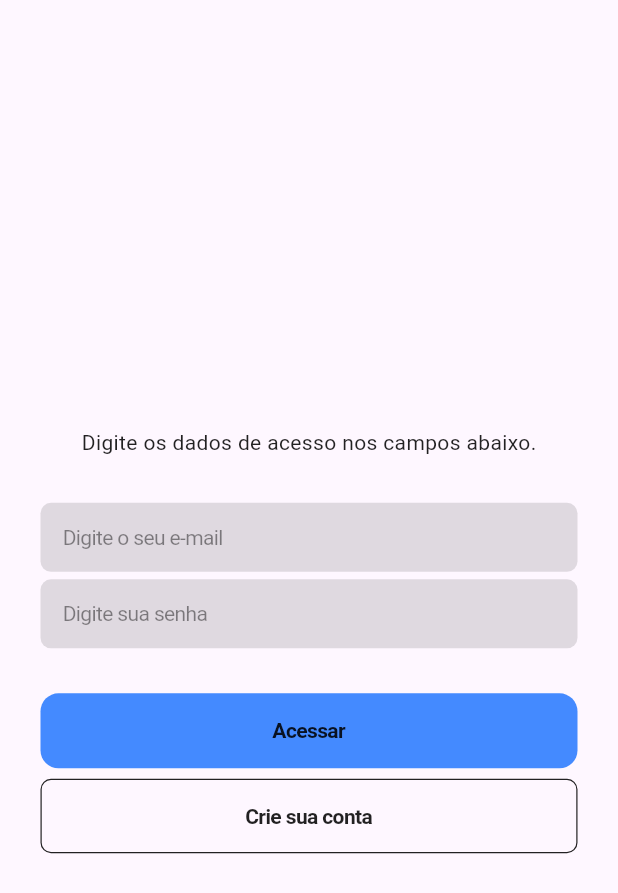
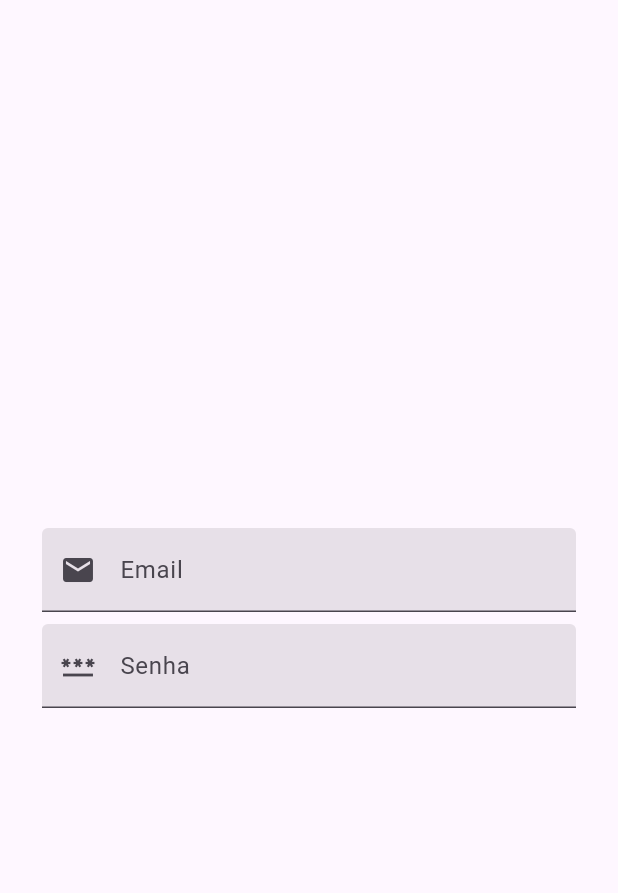
Before and after one commit to lucas-marchi/gadoapp, a Flutter app: the LoginPage screen opened directly, on a phone screen of 412 x 824 dp. Shown: the top 893 px of the screen. Run offline on Flutter 3.47's test engine with Material 3 defaults, Android fonts, the phone set to English and light mode, and no system bars; our stand-ins replace firebase_core, go_router; accounts and stored records are empty.

Commit message:
adicionado firebase, criação do dashboard

```diff
--- a/lib/main.dart
+++ b/lib/main.dart
@@ -1,24 +1,49 @@
+import 'package:firebase_core/firebase_core.dart';
 import 'package:flutter/material.dart';
+import 'package:gadoapp/pages/dashboard_page.dart';
+import 'package:go_router/go_router.dart';
+import 'firebase_options.dart';
 import 'package:gadoapp/pages/login_page.dart';
 
-void main() {
-  runApp(const MyApp());
+void main() async {
+  WidgetsFlutterBinding.ensureInitialized();
+  await Firebase.initializeApp(
+
+    options: DefaultFirebaseOptions.currentPlatform,
+
+  );
+  runApp(MyApp());
 }
 
 class MyApp extends StatelessWidget {
-  const MyApp({super.key});
+  MyApp({super.key});
 
   // This widget is the root of your application.
   @override
   Widget build(BuildContext context) {
-    return MaterialApp(
+    return MaterialApp.router(
       debugShowCheckedModeBanner: false,
-      title: 'Login Page',
+      title: 'gadoapp',
       theme: ThemeData(
         colorScheme: ColorScheme.fromSeed(seedColor: Colors.deepPurple),
         useMaterial3: true,
       ),
-      home: const LoginPage(),
+      routerConfig: _router,
     );
   }
+
+  final _router = GoRouter(
+    routes: [
+      GoRoute(
+        name: DashboardPage.routeName,
+        path: DashboardPage.routeName,
+        builder: (context, state) => const DashboardPage()
+      ),
+      GoRoute(
+        name: LoginPage.routeName,
+        path: LoginPage.routeName,
+        builder: (context, state) => const LoginPage()
+      )
+    ]
+  );
 }
--- /dev/null
+++ b/lib/pages/dashboard_page.dart
@@ -0,0 +1,20 @@
+import 'package:flutter/material.dart';
+
+class DashboardPage extends StatefulWidget {
+  static const String routeName = '/';
+  const DashboardPage({super.key});
+
+  @override
+  State<DashboardPage> createState() => _DashboardPageState();
+}
+
+class _DashboardPageState extends State<DashboardPage> {
+  @override
+  Widget build(BuildContext context) {
+    return Scaffold(
+      body: Center(
+        child: Text('Dashboard Page'),
+      ),
+    );
+  }
+}
--- a/lib/pages/login_page.dart
+++ b/lib/pages/login_page.dart
@@ -1,91 +1,73 @@
-import 'package:flutter/cupertino.dart';
 import 'package:flutter/material.dart';
 
-class LoginPage extends StatelessWidget {
+class LoginPage extends StatefulWidget {
+  static const String routeName = '/login';
   const LoginPage({super.key});
 
   @override
+  State<LoginPage> createState() => _LoginPageState();
+}
+
+class _LoginPageState extends State<LoginPage> {
+  final _formKey = GlobalKey<FormState>();
+  final _emailController = TextEditingController();
+  final _passwordController = TextEditingController();
+  String _errMsg = '';
+  @override
   Widget build(BuildContext context) {
     return Scaffold(
-      body: Container(
-        width: MediaQuery.of(context).size.width,
-        padding: const EdgeInsets.all(27),
-        decoration: const BoxDecoration(
-
-        ),
-        child: Column(
-          mainAxisAlignment: MainAxisAlignment.center,
-          children: [
-            const SizedBox(height: 30),
-            const Text(
-              "Digite os dados de acesso nos campos abaixo.",
-              style: TextStyle(
-                color: Colors.black87,
+      body: Center(
+        child: Form(
+          child: ListView(
+            padding: const EdgeInsets.all(24.0),
+            shrinkWrap: true,
+            children: [
+              Padding(
+                padding: const EdgeInsets.all(4.0),
+                child: TextFormField(
+                  keyboardType: TextInputType.emailAddress,
+                  controller: _emailController,
+                  decoration: const InputDecoration(
+                    filled: true,
+                    prefixIcon: Icon(Icons.email),
+                    labelText: 'Email',
+                  ),
+                  validator: (value) {
+                    if(value == null || value.isEmpty) {
+                      return 'Insida um email válido';
+                    }
+                    return null;
+                  },
+                ),
               ),
-            ),
-            const SizedBox(height: 30),
-            const CupertinoTextField(
-              cursorColor: Colors.black87,
-              padding: EdgeInsets.all(15),
-              placeholder: "Digite o seu e-mail",
-              placeholderStyle: TextStyle(color: Colors.black45, fontSize: 14),
-              style: TextStyle(color: Colors.black87, fontSize: 14),
-              decoration: BoxDecoration(
-                  color: Colors.black12,
-                  borderRadius: BorderRadius.all(
-                    Radius.circular(7),
-                  )),
-            ),
-            const SizedBox(height: 5),
-            const CupertinoTextField(
-              padding: EdgeInsets.all(15),
-              cursorColor: Colors.black87,
-              placeholder: "Digite sua senha",
-              obscureText: true,
-              placeholderStyle: TextStyle(color: Colors.black45, fontSize: 14),
-              style: TextStyle(color: Colors.black87, fontSize: 14),
-              decoration: BoxDecoration(
-                  color: Colors.black12,
-                  borderRadius: BorderRadius.all(
-                    Radius.circular(7),
-                  )),
-            ),
-            const SizedBox(height: 30),
-            SizedBox(
-              width: double.infinity,
-              child: CupertinoButton(
-                padding: const EdgeInsets.all(17),
-                color: Colors.blueAccent,
-                child: const Text(
-                  "Acessar",
-                  style: TextStyle(
-                      color: Colors.black87,
-                      fontSize: 14,
-                      fontWeight: FontWeight.w600),
+              Padding(
+                padding: const EdgeInsets.all(4.0),
+                child: TextFormField(
+                  controller: _passwordController,
+                  decoration: const InputDecoration(
+                    filled: true,
+                    prefixIcon: Icon(Icons.password),
+                    labelText: 'Senha',
+                  ),
+                  validator: (value) {
+                    if(value == null || value.isEmpty) {
+                      return 'Insida uma senha válida';
+                    }
+                    return null;
+                  },
                 ),
-                onPressed: () {},
-              ),
-            ),
-            const SizedBox(height: 7),
-            Container(
-              width: double.infinity,
-              decoration: BoxDecoration(
-                  border: Border.all(color: Colors.black87, width: 0.8),
-                  borderRadius: BorderRadius.circular(7)),
-              child: CupertinoButton(
-                child: const Text(
-                  "Crie sua conta",
-                  style: TextStyle(
-                      color: Colors.black87,
-                      fontSize: 14,
-                      fontWeight: FontWeight.w600),
-                ),
-                onPressed: () {},
-              ),
-            ),
-          ],
+              )
+            ],
+          )
         ),
       ),
     );
   }
+
+  @override
+  void dispose() {
+    _emailController.dispose();
+    _passwordController.dispose();
+    super.dispose();
+  }
 }
```
Also changed, not shown: pubspec.yaml (+14 -0 lines), firebase.json (added), lib/firebase_options.dart (added), pubspec.lock, 3 other files.
